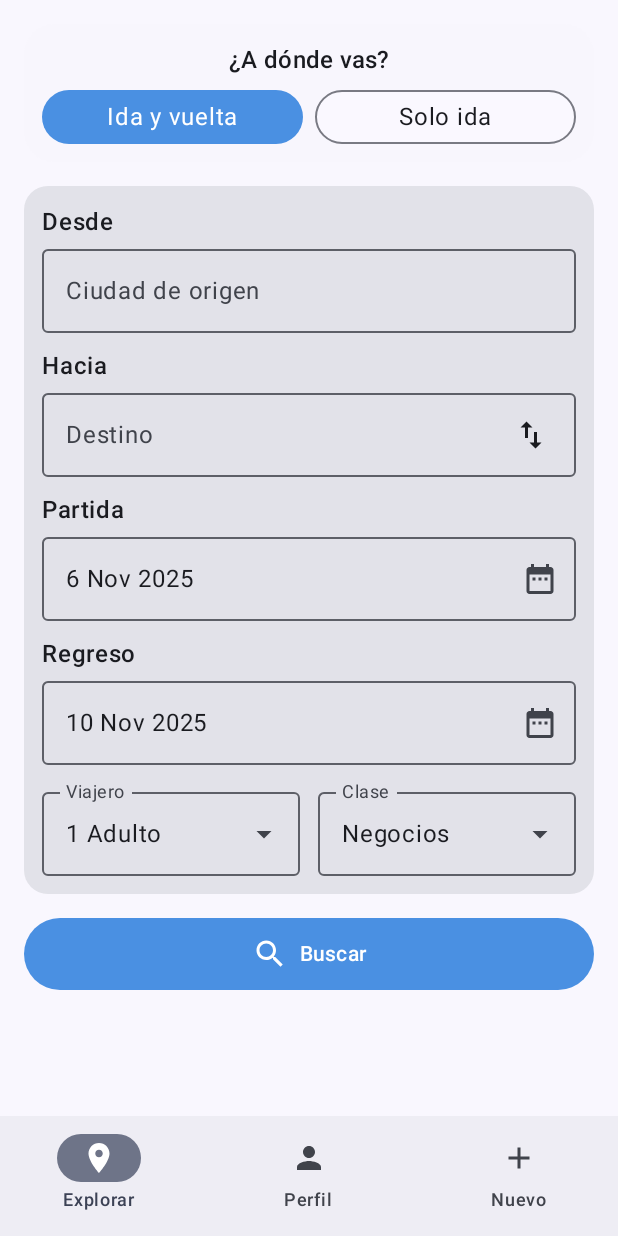
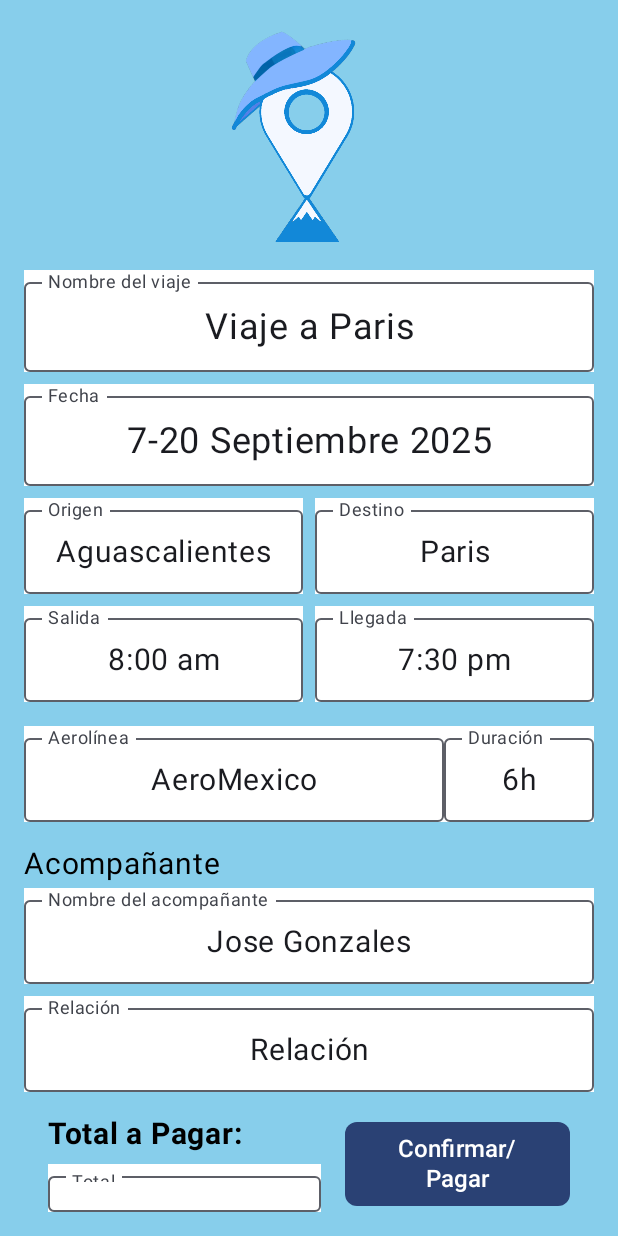
Before and after one commit to MiguelZZ-max/JourneyLink, an Android app built with Jetpack Compose: the SeleccionScreen screen opened through its navigation route, after a tap on "Buscar", on a phone screen of 412 x 824 dp. Run offline under Robolectric (Android 15) with nearby library versions, the phone set to English and light mode, and no system bars.

Commit message:
Agregue la pantalla y navegacion en Confirmacion.kt

```diff
--- /dev/null
+++ b/app/src/main/java/com/app/journeylink/screens/Confirmacion.kt
@@ -0,0 +1,322 @@
+package com.app.journeylink.screens
+
+import androidx.compose.foundation.Image
+import androidx.compose.foundation.background
+import androidx.compose.foundation.layout.*
+import androidx.compose.foundation.shape.RoundedCornerShape
+import androidx.compose.material3.*
+import androidx.compose.runtime.*
+import androidx.compose.ui.Alignment
+import androidx.compose.ui.Modifier
+import androidx.compose.ui.graphics.Color
+import androidx.compose.ui.res.painterResource
+import androidx.compose.ui.text.font.FontWeight
+import androidx.compose.ui.text.style.TextAlign
+import androidx.compose.ui.tooling.preview.Preview
+import androidx.compose.ui.unit.dp
+import androidx.compose.ui.unit.sp
+import androidx.navigation.compose.rememberNavController
+import androidx.navigation.NavController
+import com.app.journeylink.R
+import com.app.journeylink.ui.theme.JourneyLinkTheme
+
+@Preview(showBackground = true, showSystemUi = true)
+@Composable
+fun ConfirmScreenPreview() {
+    JourneyLinkTheme {
+        ConfirmScreen(navController = rememberNavController())
+    }
+}
+
+@OptIn(ExperimentalMaterial3Api::class)
+@Composable
+fun ConfirmScreen(
+    onConfirmarPagar: () -> Unit = {},
+    viajeData: ViajeData = ViajeData(),
+    navController: NavController // Datos por defecto
+) {
+    var relacionSeleccionada by remember { mutableStateOf(viajeData.opcionesRelacion[0]) }
+
+    Column(
+        modifier = Modifier
+            .fillMaxSize()
+            .background(Color(0xFF87CEEB))
+            .padding(16.dp),
+        horizontalAlignment = Alignment.CenterHorizontally
+    ) {
+        // Imagen
+        Image(
+            painter = painterResource(id = R.drawable.app_icon),
+            contentDescription = "Imagen del viaje",
+            modifier = Modifier
+                .size(139.dp, 148.dp)
+        )
+
+        Spacer(modifier = Modifier.height(16.dp))
+
+        // Título del viaje
+        OutlinedTextField(
+            value = viajeData.nombreViaje,
+            onValueChange = { },
+            label = { Text("Nombre del viaje") },
+            readOnly = true,
+            modifier = Modifier.fillMaxWidth() .background(Color.White),
+            textStyle = LocalTextStyle.current.copy(
+                fontSize = 24.sp,
+                textAlign = androidx.compose.ui.text.style.TextAlign.Center
+            )
+        )
+
+        Spacer(modifier = Modifier.height(8.dp))
+
+        // Fecha
+        OutlinedTextField(
+            value = viajeData.fecha,
+            onValueChange = { },
+            label = { Text("Fecha") },
+            readOnly = true,
+            modifier = Modifier.fillMaxWidth() .background(Color.White),
+            textStyle = LocalTextStyle.current.copy(
+                fontSize = 24.sp,
+                textAlign = androidx.compose.ui.text.style.TextAlign.Center
+            )
+        )
+
+        Spacer(modifier = Modifier.height(8.dp))
+
+        // Origen y Destino
+        Row(
+            modifier = Modifier.fillMaxWidth(),
+            horizontalArrangement = Arrangement.spacedBy(8.dp)
+        ) {
+            OutlinedTextField(
+                value = viajeData.origen,
+                onValueChange = { },
+                label = { Text("Origen") },
+                readOnly = true,
+                modifier = Modifier.weight(1f) .background(Color.White),
+                textStyle = LocalTextStyle.current.copy(
+                    fontSize = 20.sp,
+                    textAlign = androidx.compose.ui.text.style.TextAlign.Center
+                )
+            )
+
+            OutlinedTextField(
+                value = viajeData.destino,
+                onValueChange = { },
+                label = { Text("Destino") },
+                readOnly = true,
+                modifier = Modifier.weight(1f) .background(Color.White),
+                textStyle = LocalTextStyle.current.copy(
+                    fontSize = 20.sp,
+                    textAlign = androidx.compose.ui.text.style.TextAlign.Center
+                )
+            )
+        }
+
+        Spacer(modifier = Modifier.height(8.dp))
+
+        // Horas de salida y llegada
+        Row(
+            modifier = Modifier.fillMaxWidth(),
+            horizontalArrangement = Arrangement.spacedBy(8.dp)
+        ) {
+            OutlinedTextField(
+                value = viajeData.horaSalida,
+                onValueChange = { },
+                label = { Text("Salida") },
+                readOnly = true,
+                modifier = Modifier.weight(1f) .background(Color.White),
+                textStyle = LocalTextStyle.current.copy(
+                    fontSize = 20.sp,
+                    textAlign = androidx.compose.ui.text.style.TextAlign.Center
+                )
+            )
+
+            OutlinedTextField(
+                value = viajeData.horaLlegada,
+                onValueChange = { },
+                label = { Text("Llegada") },
+                readOnly = true,
+                modifier = Modifier.weight(1f) .background(Color.White),
+                textStyle = LocalTextStyle.current.copy(
+                    fontSize = 20.sp,
+                    textAlign = androidx.compose.ui.text.style.TextAlign.Center
+                )
+            )
+        }
+
+        Spacer(modifier = Modifier.height(16.dp))
+
+        // Aerolínea y Duración
+        Row(
+            modifier = Modifier.fillMaxWidth(),
+            horizontalArrangement = Arrangement.SpaceBetween
+        ) {
+            OutlinedTextField(
+                value = viajeData.aerolinea,
+                onValueChange = { },
+                modifier = Modifier.background(Color.White),
+                label = { Text("Aerolínea") },
+                readOnly = true,
+                textStyle = LocalTextStyle.current.copy(
+                    fontSize = 20.sp,
+                    textAlign = androidx.compose.ui.text.style.TextAlign.Center
+                )
+            )
+
+            OutlinedTextField(
+                value = viajeData.duracion,
+                onValueChange = { },
+                label = { Text("Duración") },
+                readOnly = true,
+                modifier = Modifier.background(Color.White),
+                textStyle = LocalTextStyle.current.copy(
+                    fontSize = 20.sp,
+                    textAlign = androidx.compose.ui.text.style.TextAlign.Center
+                )
+            )
+        }
+
+        Spacer(modifier = Modifier.height(16.dp))
+
+        // Acompañante
+        Text(
+            text = "Acompañante",
+            fontSize = 20.sp,
+            color = Color.Black,
+            modifier = Modifier.align(Alignment.Start),
+        )
+
+        Spacer(modifier = Modifier.height(4.dp))
+
+        OutlinedTextField(
+            value = viajeData.acompanante,
+            onValueChange = { },
+            label = { Text("Nombre del acompañante") },
+            readOnly = true,
+            modifier = Modifier.fillMaxWidth() .background(Color.White),
+            textStyle = LocalTextStyle.current.copy(
+                fontSize = 20.sp,
+                textAlign = androidx.compose.ui.text.style.TextAlign.Center
+            )
+        )
+
+        Spacer(modifier = Modifier.height(8.dp))
+
+        // Spinner de relación
+        ExposedDropdownMenuBox(
+            expanded = false,
+            onExpandedChange = { }
+        ) {
+            OutlinedTextField(
+                value = relacionSeleccionada,
+                onValueChange = { },
+                label = { Text("Relación") },
+                readOnly = true,
+                modifier = Modifier
+                    .fillMaxWidth()
+                    .menuAnchor()
+                    .background(Color.White),
+                textStyle = LocalTextStyle.current.copy(
+                    fontSize = 20.sp,
+                    textAlign = androidx.compose.ui.text.style.TextAlign.Center
+                )
+            )
+
+            ExposedDropdownMenu(
+                expanded = false,
+                onDismissRequest = { }
+            ) {
+                viajeData.opcionesRelacion.forEach { opcion ->
+                    DropdownMenuItem(
+                        text = { Text(opcion) },
+                        onClick = {
+                            relacionSeleccionada = opcion
+                        }
+                    )
+                }
+            }
+        }
+
+        Spacer(modifier = Modifier.height(16.dp))
+
+        Row(
+            modifier = Modifier.fillMaxWidth(),
+            horizontalArrangement = Arrangement.SpaceBetween
+        ) {
+
+            // FILA CON TOTAL A PAGAR Y BOTÓN
+            Row(
+                modifier = Modifier
+                    .fillMaxWidth()
+                    .padding(horizontal = 16.dp),
+                horizontalArrangement = Arrangement.SpaceBetween,
+                verticalAlignment = Alignment.CenterVertically
+            ) {
+                // Columna para el total a pagar
+                Column(
+                    modifier = Modifier.weight(1f)
+                ) {
+                    Text(
+                        text = "Total a Pagar:",
+                        fontSize = 20.sp,
+                        color = Color.Black,
+                        fontWeight = FontWeight.Bold
+
+                    )
+
+                    Spacer(modifier = Modifier.height(8.dp))
+
+                    OutlinedTextField(
+                        value = "$${viajeData.total} MXN",
+                        onValueChange = { },
+                        label = { Text("Total") },
+                        readOnly = true,
+                        modifier = Modifier.fillMaxWidth() .background(Color.White),
+                        textStyle = LocalTextStyle.current.copy(
+                            fontSize = 15.sp,
+                            textAlign = androidx.compose.ui.text.style.TextAlign.Center,
+                            fontWeight = FontWeight.Bold
+                        )
+                    )
+
+                }
+
+                Spacer(modifier = Modifier.width(16.dp))
+
+                // Botón de confirmar/pagar
+                Button(
+                    onClick = onConfirmarPagar,
+                    modifier = Modifier
+                        .height(56.dp)
+                        .width(150.dp),
+                    shape = RoundedCornerShape(8.dp)
+                ) {
+                    Text(
+                        text = "Confirmar/Pagar",
+                        fontSize = 16.sp,
+                        textAlign = TextAlign.Center
+                    )
+                }
+            }
+
+            Spacer(modifier = Modifier.height(32.dp))
+        }
+    }
+}
+
+// Data class para los datos del viaje
+data class ViajeData(
+    val nombreViaje: String = "Viaje a Paris",
+    val fecha: String = "7-20 Septiembre 2025",
+    val origen: String = "Aguascalientes",
+    val destino: String = "Paris",
+    val horaSalida: String = "8:00 am",
+    val horaLlegada: String = "7:30 pm",
+    val aerolinea: String = "AeroMexico",
+    val duracion: String = "6h",
+    val acompanante: String = "Jose Gonzales",
+    val total: String = "30500",
+    val opcionesRelacion: List<String> = listOf("Relación", "Familiar", "Amigo", "Colega")
+)
--- a/app/src/main/java/com/app/journeylink/screens/Main.kt
+++ b/app/src/main/java/com/app/journeylink/screens/Main.kt
@@ -13,6 +13,7 @@ import androidx.navigation.compose.composable
 import androidx.navigation.compose.rememberNavController
 import com.app.journeylink.screens.CompanionInfoScreen
 import com.app.journeylink.screens.CompanionsScreen
+import com.app.journeylink.screens.ConfirmScreen
 import com.app.journeylink.screens.HomeScreen
 import com.app.journeylink.screens.Login
 import com.app.journeylink.screens.MainScreen
@@ -58,6 +59,9 @@ class MainActivity : ComponentActivity() {
                         composable("CompanionInfo") {
                             CompanionInfoScreen(navController = navController)
                         }
+                        composable("Confirmacion") {
+                            ConfirmScreen(navController = navController)
+                        }
                     }
                 }
             }
--- a/app/src/main/java/com/app/journeylink/screens/Seleccion.kt
+++ b/app/src/main/java/com/app/journeylink/screens/Seleccion.kt
@@ -348,7 +348,7 @@ fun SeleccionScreen(
             // Botón Buscar
             Button(
                 onClick = {
-                    // TODO: acción de búsqueda
+                    navController.navigate("Confirmacion")
                 },
                 modifier = Modifier
                     .fillMaxWidth()
```
